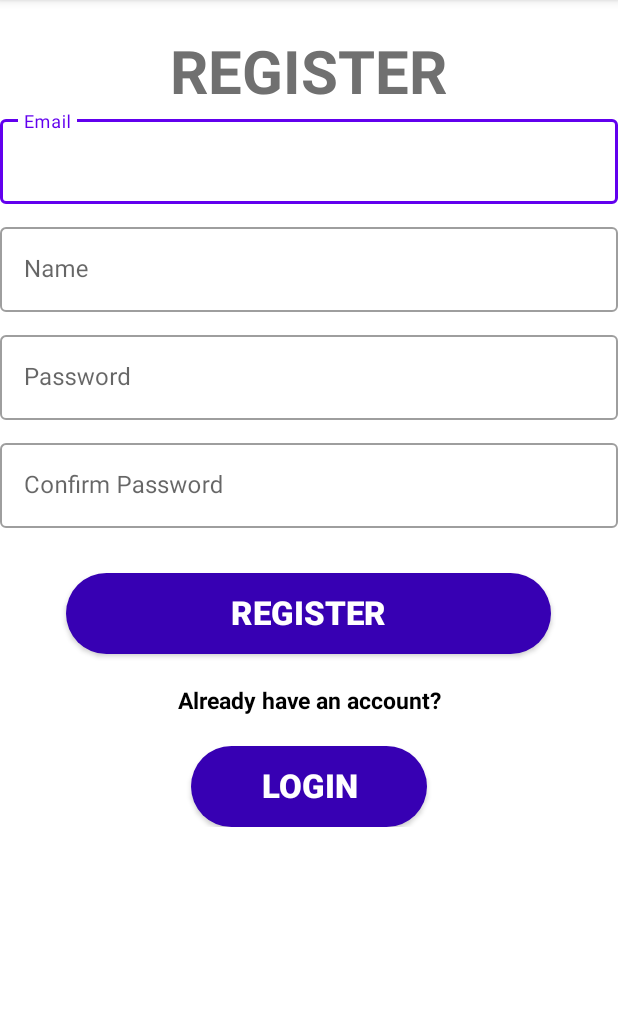
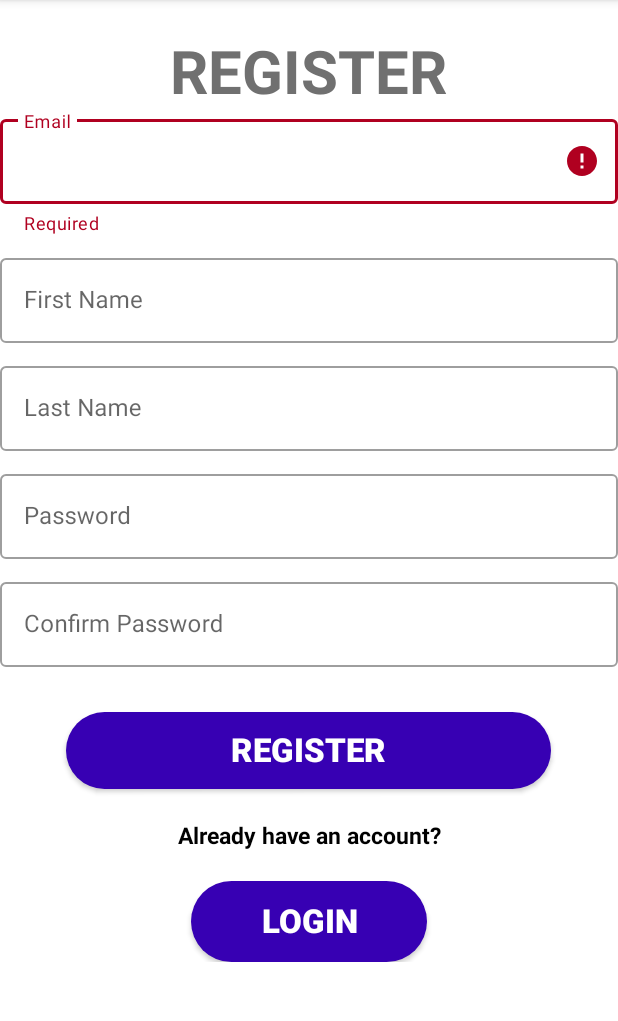
Before and after one commit to paulcrasmareanu/clean-city-android-app, an Android app: the RegisterActivity screen opened directly, with no data from a screen before it, after a tap on "REGISTER", on a phone screen of 412 x 824 dp, the part 84-1105 px from its top. Run offline under Robolectric (Android 15) with nearby library versions, the phone set to English and light mode, and no system bars.

Commit message:
added validation for login and registration activities and user model and service

```diff
--- a/app/src/main/java/com/upt/cleancity/activities/RegisterActivity.kt
+++ b/app/src/main/java/com/upt/cleancity/activities/RegisterActivity.kt
@@ -3,8 +3,11 @@ package com.upt.cleancity.activities
 import android.os.Bundle
 import android.util.Log
 import android.view.View
+import android.widget.Toast
 import androidx.appcompat.app.AppCompatActivity
 import com.upt.cleancity.R
+import com.upt.cleancity.model.User
+import kotlinx.android.synthetic.main.activity_register.*
 
 class RegisterActivity : AppCompatActivity() {
 
@@ -19,12 +22,37 @@ class RegisterActivity : AppCompatActivity() {
 
     fun performButtonFunctionalities(view: View) {
         when (view.id) {
-            R.id.registerSubmitButton -> createUser()
+            R.id.registerSubmitButton -> createUser(registerEmail.editText?.text.toString(), registerFirstName.editText?.text.toString(), registerLastName.editText?.text.toString(),
+                                                    registerPassword.editText?.text.toString(), registerPasswordConfirm.editText?.text.toString())
             R.id.loginRedirectButton -> finish()
         }
     }
 
-    private fun createUser() {
+    private fun createUser(email: String, firstName: String, lastName: String, password: String, passwordConfirm: String) {
         Log.d(TAG, "Register works!")
+        if(!isValidForm(email, firstName, lastName, password, passwordConfirm)) {
+            Log.w(TAG, "User registration not valid")
+            Toast.makeText(this, "Fields must not be blank", Toast.LENGTH_SHORT).show()
+            return
+        }
+
+        val user = User(
+            0,
+            email, firstName, lastName
+        )
+
+        //todo persist user to backend
+    }
+
+    private fun isValidForm(email: String, firstName: String, lastName: String, password: String, passwordConfirm: String): Boolean {
+        when {
+            email.isBlank() -> this.registerEmail?.error = "Required"
+            firstName.isBlank() -> this.registerFirstName?.error = "Required"
+            lastName.isBlank() -> this.registerLastName?.error = "Required"
+            password.isBlank() -> this.registerPassword?.error = "Required"
+            passwordConfirm.isBlank() -> this.registerPasswordConfirm?.error = "Required"
+            else -> return true
+        }
+        return false
     }
 }
--- /dev/null
+++ b/app/src/main/java/com/upt/cleancity/utils/AppState.kt
@@ -0,0 +1,5 @@
+package com.upt.cleancity.utils
+
+object AppState {
+    const val API_BASE_URL = ""
+}
--- a/app/src/main/res/layout/activity_register.xml
+++ b/app/src/main/res/layout/activity_register.xml
@@ -35,11 +35,26 @@
        </com.google.android.material.textfield.TextInputLayout>
 
        <com.google.android.material.textfield.TextInputLayout
-           android:id="@+id/registerUsername"
+           android:id="@+id/registerFirstName"
            android:layout_width="match_parent"
            android:layout_height="wrap_content"
            android:layout_marginBottom="10dp"
-           android:hint="@string/name_text"
+           android:hint="@string/first_name_text"
+           style="@style/Widget.MaterialComponents.TextInputLayout.OutlinedBox">
+
+           <com.google.android.material.textfield.TextInputEditText
+               android:layout_width="match_parent"
+               android:layout_height="wrap_content"
+               android:inputType="none" />
+
+       </com.google.android.material.textfield.TextInputLayout>
+
+       <com.google.android.material.textfield.TextInputLayout
+           android:id="@+id/registerLastName"
+           android:layout_width="match_parent"
+           android:layout_height="wrap_content"
+           android:layout_marginBottom="10dp"
+           android:hint="@string/last_name_text"
            style="@style/Widget.MaterialComponents.TextInputLayout.OutlinedBox">
 
            <com.google.android.material.textfield.TextInputEditText
--- a/app/src/main/res/values/strings.xml
+++ b/app/src/main/res/values/strings.xml
@@ -16,4 +16,6 @@
     <string name="name_text">Name</string>
     <string name="confirm_password_text">Confirm Password</string>
     <string name="existing_account_text">Already have an account?</string>
+    <string name="first_name_text">First Name</string>
+    <string name="last_name_text">Last Name</string>
 </resources>
```
Also changed, not shown: app/src/main/java/com/upt/cleancity/activities/LoginActivity.kt (+17 -2 lines), app/src/main/java/com/upt/cleancity/model/User.kt (added, +11 -0 lines), app/src/main/java/com/upt/cleancity/service/UserService.kt (added, +7 -0 lines), app/src/main/java/com/upt/cleancity/service/factory/UserServiceFactory.kt (added, +23 -0 lines).
